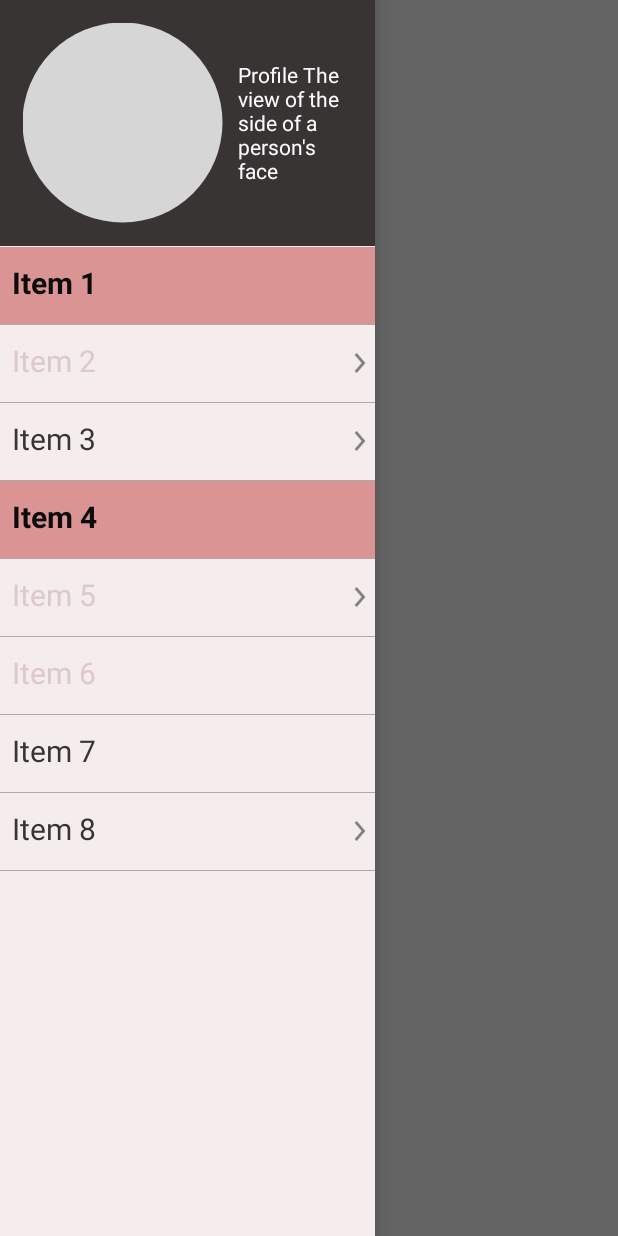
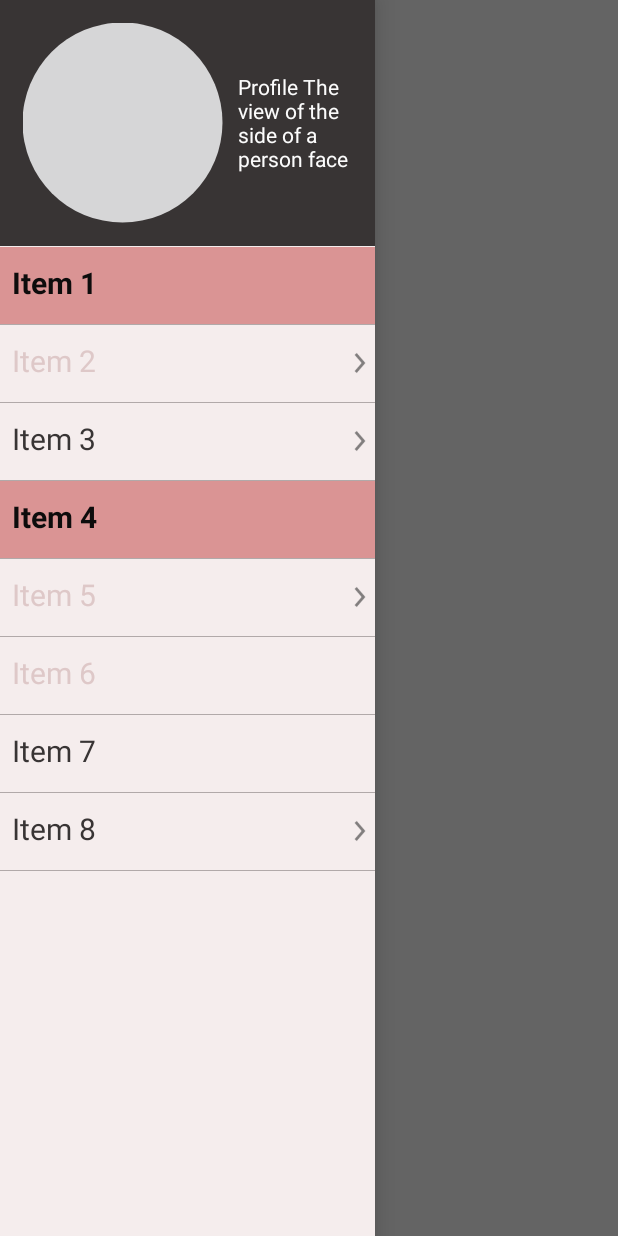
Before and after one commit to hoaiduc2000/Layout_pratice_2, an Android app: the screen it shows after launch (MainActivity), with the side drawer open, on a phone screen of 412 x 824 dp. Run offline under Robolectric (Android 15) with nearby library versions, the phone set to English and light mode, and no system bars; our stand-ins replace CircleImageView.

Commit message:
Navigation Drawer Update 2

```diff
--- a/app/src/main/java/adapter/NavDrawerListAdapter.java
+++ b/app/src/main/java/adapter/NavDrawerListAdapter.java
@@ -47,12 +47,12 @@ public class NavDrawerListAdapter extends ArrayAdapter<NavDrawerItem> {
         final ImageView mImageView = (ImageView) convertView.findViewById(R.id.image_view_next);
         mTextView.setText(navDrawerItems.get(position).getTitle());
         if (position == 0 || position == 3) {
-            convertView.setBackgroundResource(R.color.colorItem);
-            mTextView.setTextColor(ContextCompat.getColor(mContext,R.color.colorTextTitle));
+            convertView.setBackgroundResource(R.color.color_Item);
+            mTextView.setTextColor(ContextCompat.getColor(mContext,R.color.color_TextTitle));
             mTextView.setTypeface(Typeface.DEFAULT_BOLD);
         }
         if (position == 1 || position == 4 || position == 5)
-        mTextView.setTextColor(ContextCompat.getColor(mContext,R.color.colorTextBlur));
+        mTextView.setTextColor(ContextCompat.getColor(mContext,R.color.color_TextBlur));
         if (position == 1 || position == 2 || position == 4 || position == 7)
             mImageView.setBackgroundResource(R.drawable.ic_action_next_item);
         return convertView;
--- a/app/src/main/res/layout/header_drawer.xml
+++ b/app/src/main/res/layout/header_drawer.xml
@@ -1,14 +1,14 @@
 <?xml version="1.0" encoding="utf-8"?>
 <LinearLayout xmlns:android="http://schemas.android.com/apk/res/android"
-    android:layout_width="250dp"
-    android:layout_height="100dp"
+    android:layout_width="@dimen/_250dp"
+    android:layout_height="@dimen/_100dp"
     android:gravity="center_vertical"
     android:orientation="vertical"
-    android:paddingBottom="@dimen/length_15dp"
-    android:paddingRight="@dimen/length_15dp"
-    android:paddingLeft="@dimen/length_15dp"
-    android:paddingTop="@dimen/length_15dp"
-    android:background="@color/colorText">
+    android:paddingBottom="@dimen/_15dp"
+    android:paddingRight="@dimen/_15dp"
+    android:paddingLeft="@dimen/_15dp"
+    android:paddingTop="@dimen/_15dp"
+    android:background="@color/color_Text">
 
     <RelativeLayout
         android:layout_width="match_parent"
@@ -24,10 +24,10 @@
             android:layout_width="wrap_content"
             android:layout_height="wrap_content"
             android:layout_centerVertical="true"
-            android:textColor="@color/colorTextHeader"
+            android:textColor="@color/color_TextHeader"
             android:layout_marginLeft="@dimen/margin_10dp"
             android:id="@+id/text_view_profile"
             android:layout_toRightOf="@+id/image_view_circle"
-            android:text="Profile The view of the side of a person's face " />
+            android:text="@string/profile" />
     </RelativeLayout>
 </LinearLayout>
--- a/app/src/main/res/layout/list_item_drawer.xml
+++ b/app/src/main/res/layout/list_item_drawer.xml
@@ -20,13 +20,13 @@
             android:paddingBottom="@dimen/margin_4dp"
             android:layout_marginLeft="@dimen/margin_8dp"
             android:text="Item"
-            android:textColor="@color/colorText"
+            android:textColor="@color/color_Text"
             android:textSize="@dimen/text_size_20dp" />
 
         <ImageView
             android:id="@+id/image_view_next"
-            android:layout_width="@dimen/length_20dp"
-            android:layout_height="@dimen/length_20dp"
+            android:layout_width="@dimen/_20dp"
+            android:layout_height="@dimen/_20dp"
             android:layout_alignParentRight="true"
             android:layout_centerVertical="true"
             android:layout_gravity="right"
--- a/app/src/main/res/layout/navigation_drawer.xml
+++ b/app/src/main/res/layout/navigation_drawer.xml
@@ -21,13 +21,13 @@
 
     <ListView
         android:id="@+id/left_drawer"
-        android:layout_width="@dimen/length_250dp"
+        android:layout_width="@dimen/_250dp"
         android:layout_height="match_parent"
         android:layout_gravity="start"
-        android:background="@color/colorNavDrawer"
+        android:background="@color/color_NavDrawer"
         android:choiceMode="multipleChoice"
-        android:divider="@color/colorDivider"
+        android:divider="@color/color_Divider"
         android:footerDividersEnabled="false"
-        android:dividerHeight="@dimen/length_0.5dp" />
+        android:dividerHeight="@dimen/_0.5dp" />
 
 </android.support.v4.widget.DrawerLayout>
--- a/app/src/main/res/values/colors.xml
+++ b/app/src/main/res/values/colors.xml
@@ -1,13 +1,13 @@
 <?xml version="1.0" encoding="utf-8"?>
 <resources>
-    <color name="colorPrimary">#3F51B5</color>
-    <color name="colorPrimaryDark">#303F9F</color>
-    <color name="colorAccent">#FF4081</color>
-    <color name="colorNavDrawer">#FFF5EDED</color>
-    <color name="colorTextTitle">#FF0D0C0C</color>
-    <color name="colorTextHeader">#FFFCFCFC</color>
-    <color name="colorText">#FF383434</color>
-    <color name="colorTextBlur">#FFDEC8C8</color>
-    <color name="colorItem">#FFDA9494</color>
-    <color name="colorDivider">#FFB1A9A9</color>
+    <color name="color_Primary">#3F51B5</color>
+    <color name="color_PrimaryDark">#303F9F</color>
+    <color name="color_Accent">#FF4081</color>
+    <color name="color_NavDrawer">#FFF5EDED</color>
+    <color name="color_TextTitle">#FF0D0C0C</color>
+    <color name="color_TextHeader">#FFFCFCFC</color>
+    <color name="color_Text">#FF383434</color>
+    <color name="color_TextBlur">#FFDEC8C8</color>
+    <color name="color_Item">#FFDA9494</color>
+    <color name="color_Divider">#FFB1A9A9</color>
 </resources>
--- a/app/src/main/res/values/dimen.xml
+++ b/app/src/main/res/values/dimen.xml
@@ -20,14 +20,15 @@
     <dimen name="text_size_20dp">20dp</dimen>
 
     <!--Length-->
-    <dimen name="length_0dp">0dp</dimen>
-    <dimen name="length_0.5dp">0.5dp</dimen>
-    <dimen name="length_1dp">1dp</dimen>
-    <dimen name="length_5dp">5dp</dimen>
-    <dimen name="length_15dp">15dp</dimen>
-    <dimen name="length_20dp">20dp</dimen>
-    <dimen name="length_90dp">90dp</dimen>
-    <dimen name="length_30dp">30dp</dimen>
-    <dimen name="length_50dp">50dp</dimen>
-    <dimen name="length_250dp">250dp</dimen>
+    <dimen name="_0dp">0dp</dimen>
+    <dimen name="_0.5dp">0.5dp</dimen>
+    <dimen name="_1dp">1dp</dimen>
+    <dimen name="_5dp">5dp</dimen>
+    <dimen name="_15dp">15dp</dimen>
+    <dimen name="_20dp">20dp</dimen>
+    <dimen name="_90dp">90dp</dimen>
+    <dimen name="_100dp">100dp</dimen>
+    <dimen name="_30dp">30dp</dimen>
+    <dimen name="_50dp">50dp</dimen>
+    <dimen name="_250dp">250dp</dimen>
 </resources>
--- a/app/src/main/res/values/strings.xml
+++ b/app/src/main/res/values/strings.xml
@@ -1,5 +1,6 @@
 <resources>
     <string name="app_name">Layout_pratice_2</string>
+    <string name="profile">Profile The view of the side of a person face</string>
 
     <!--Nav Drawer Menu Item-->
     <string-array name="nav_drawer_items">
--- a/app/src/main/res/values/styles.xml
+++ b/app/src/main/res/values/styles.xml
@@ -3,9 +3,9 @@
     <!-- Base application theme. -->
     <style name="AppTheme" parent="Theme.AppCompat.Light.NoActionBar">
         <!-- Customize your theme here. -->
-        <item name="colorPrimary">@color/colorPrimary</item>
-        <item name="colorPrimaryDark">@color/colorPrimaryDark</item>
-        <item name="colorAccent">@color/colorAccent</item>
+        <item name="colorPrimary">@color/color_Primary</item>
+        <item name="colorPrimaryDark">@color/color_PrimaryDark</item>
+        <item name="colorAccent">@color/color_Accent</item>
     </style>
 
 </resources>
```
Also changed, not shown: app/src/main/res/layout/activity_main.xml (deleted, +0 -24 lines).
